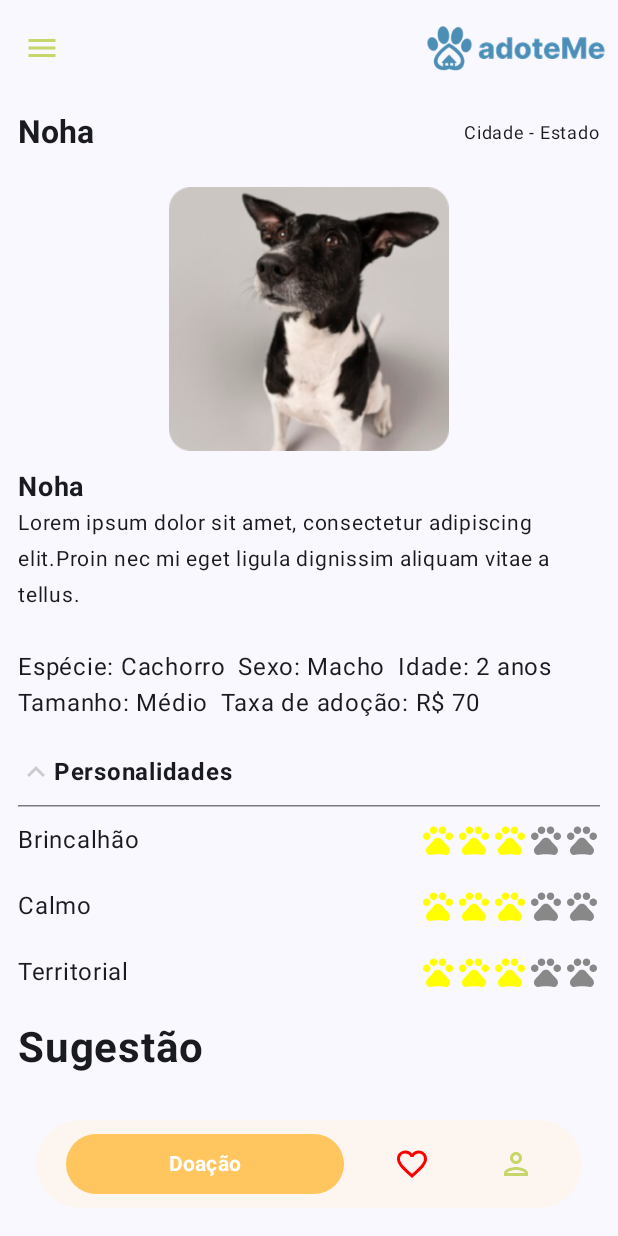
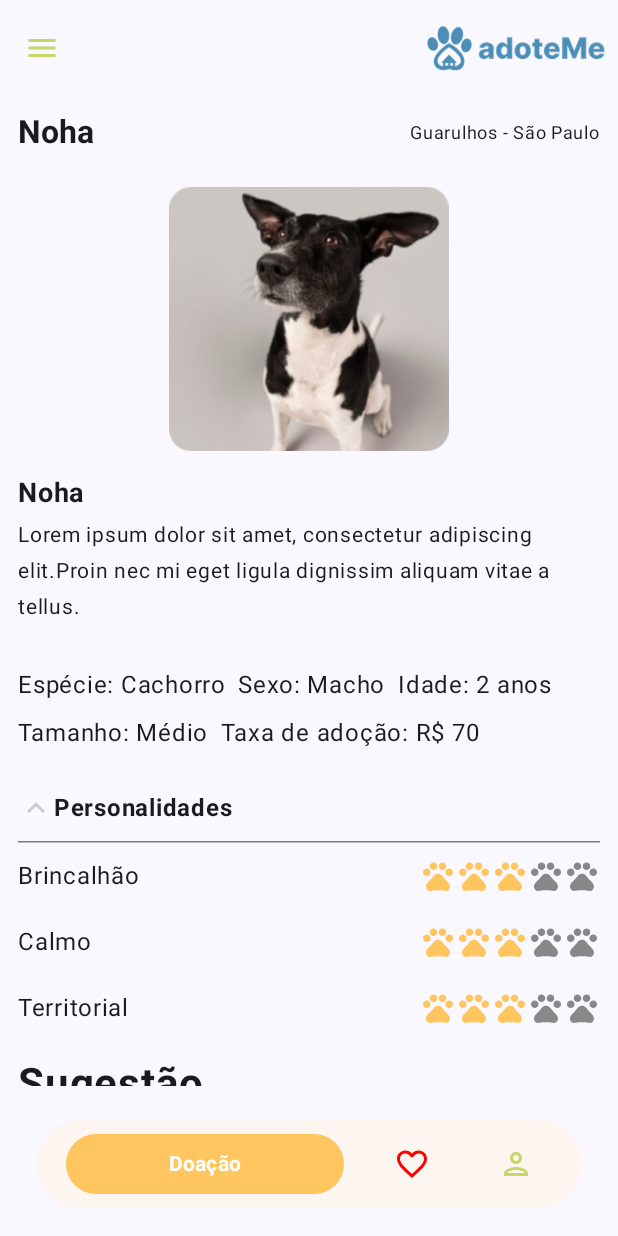
Before and after one commit to adoteme-project/adoteme-app, an Android app built with Jetpack Compose: the PetInfoScreen screen opened through its navigation route, after a tap on "Personalidades", on a phone screen of 412 x 824 dp. Run offline under Robolectric (Android 15) with nearby library versions, the light colour scheme and no system bars.

Commit message:
Modal de adoção

```diff
--- a/app/src/main/java/com/example/adoteme_app/pets/presentation/pet_info_screen/PetInfoScreen.kt
+++ b/app/src/main/java/com/example/adoteme_app/pets/presentation/pet_info_screen/PetInfoScreen.kt
@@ -9,13 +9,18 @@ import androidx.compose.foundation.layout.FlowRow
 import androidx.compose.foundation.layout.Row
 import androidx.compose.foundation.layout.Spacer
 import androidx.compose.foundation.layout.fillMaxHeight
+import androidx.compose.foundation.layout.fillMaxSize
 import androidx.compose.foundation.layout.fillMaxWidth
 import androidx.compose.foundation.layout.height
+import androidx.compose.foundation.layout.heightIn
 import androidx.compose.foundation.layout.padding
 import androidx.compose.foundation.layout.width
+import androidx.compose.foundation.layout.wrapContentSize
 import androidx.compose.foundation.lazy.LazyColumn
+import androidx.compose.foundation.shape.RoundedCornerShape
 import androidx.compose.material3.Button
 import androidx.compose.material3.ButtonColors
+import androidx.compose.material3.Card
 import androidx.compose.material3.ExperimentalMaterial3Api
 import androidx.compose.material3.ModalBottomSheet
 import androidx.compose.material3.Text
@@ -28,10 +33,13 @@ import androidx.compose.runtime.setValue
 import androidx.compose.ui.Alignment
 import androidx.compose.ui.Modifier
 import androidx.compose.ui.graphics.Color
+import androidx.compose.ui.platform.LocalConfiguration
 import androidx.compose.ui.res.painterResource
 import androidx.compose.ui.text.font.FontWeight
+import androidx.compose.ui.text.style.TextAlign
 import androidx.compose.ui.unit.dp
 import androidx.compose.ui.unit.sp
+import androidx.compose.ui.window.Dialog
 import com.example.adoteme_app.R
 import com.example.adoteme_app.pets.utils.components.AccordionPersonality
 import com.example.adoteme_app.pets.utils.components.AccordionSection
@@ -49,25 +57,17 @@ fun PetInfoScreen() {
     var showBottomSheet by remember { mutableStateOf(false) }
 
     val sheetState = rememberModalBottomSheetState(
-        skipPartiallyExpanded = false
+        skipPartiallyExpanded = false,
     )
+    val screenHeight = LocalConfiguration.current.screenHeightDp.dp
+    val minHeight = screenHeight * 0.45f
 
-    val actionColor = Color(
-        red = 255,
-        green = 166,
-        blue = 7
-    )
+    val showModal = remember { mutableStateOf(false) }
 
-    val rejectColor = Color(
-        red = 236,
-        green = 90,
-        blue = 73
-    )
-    val approvalColor = Color(
-        red = 169,
-        green = 185,
-        blue = 73
-    )
+
+    val actionColor = Color(red = 255, green = 166, blue = 7)
+    val rejectColor = Color(red = 236, green = 90, blue = 73)
+    val approvalColor = Color(red = 169, green = 185, blue = 73)
 
 
     LazyColumn(
@@ -86,7 +86,7 @@ fun PetInfoScreen() {
                     fontWeight = FontWeight.Bold
                 )
                 Text(
-                    text = "Cidade - Estado",
+                    text = "Guarulhos - São Paulo",
                     fontSize = 12.sp,
                 )
             }
@@ -106,7 +106,8 @@ fun PetInfoScreen() {
             Text(
                 text = "Noha",
                 fontSize = 18.sp,
-                fontWeight = FontWeight.Bold
+                fontWeight = FontWeight.Bold,
+                lineHeight = 32.sp
             )
         }
 
@@ -127,11 +128,11 @@ fun PetInfoScreen() {
                 modifier = Modifier.padding(vertical = 12.dp),
                 horizontalArrangement = Arrangement.spacedBy(8.dp)
             ) {
-                Text(text = "Espécie: $petEspecie")
-                Text(text = "Sexo: $petSexo")
-                Text(text = "Idade: $petIdade")
-                Text(text = "Tamanho: $petTamanho")
-                Text(text = "Taxa de adoção: $petTaxa")
+                Text(text = "Espécie: $petEspecie", lineHeight = 32.sp)
+                Text(text = "Sexo: $petSexo", lineHeight = 32.sp)
+                Text(text = "Idade: $petIdade", lineHeight = 32.sp)
+                Text(text = "Tamanho: $petTamanho", lineHeight = 32.sp)
+                Text(text = "Taxa de adoção: $petTaxa", lineHeight = 32.sp)
             }
         }
 
@@ -178,9 +179,9 @@ fun PetInfoScreen() {
         item {
             if(showBottomSheet) {
                 ModalBottomSheet(
-                    modifier = Modifier.fillMaxHeight(),
+                    modifier = Modifier.heightIn(min = minHeight),
                     sheetState = sheetState,
-                    onDismissRequest = { showBottomSheet = false}
+                    onDismissRequest = { showBottomSheet = false},
                 ) {
                     Column(
                         modifier = Modifier.fillMaxWidth().padding(21.dp),
@@ -197,7 +198,7 @@ fun PetInfoScreen() {
                                     "Por favor, confirme que você tem certeza e está preparado" +
                                     "para fornecer um lar permanente."
                         )
-                        Spacer(modifier = Modifier.height(12.dp))
+                        Spacer(modifier = Modifier.height(21.dp))
                         Row(
                             modifier = Modifier.fillMaxWidth(),
                             horizontalArrangement = Arrangement.Center,
@@ -209,7 +210,7 @@ fun PetInfoScreen() {
                                     disabledContentColor = Color.Transparent,
                                     disabledContainerColor = Color.LightGray
                                 ),
-                                onClick = {}
+                                onClick = { showBottomSheet = false}
                             ) {
                                 Text(
                                     "Cancelar",
@@ -226,7 +227,7 @@ fun PetInfoScreen() {
                                     disabledContentColor = Color.Transparent,
                                     disabledContainerColor = Color.LightGray
                                 ),
-                                onClick = {}
+                                onClick = { showModal.value = true}
                             ) {
                                 Text(
                                     "Aceitar",
@@ -240,5 +241,36 @@ fun PetInfoScreen() {
                 }
             }
         }
+
+        item {
+            if (showModal.value) {
+                ModalAdocao(setShowModal = {showModal.value = it})
+            }
+        }
     }
 }
+
+@Composable
+fun ModalAdocao(
+    onDismissRequest: () -> Unit = {},
+    setShowModal: (Boolean) -> Unit = {}
+) {
+    Dialog(onDismissRequest = { setShowModal(false) }) {
+        Card (
+            modifier = Modifier
+                .fillMaxWidth()
+                .height(200.dp)
+                .padding(16.dp),
+            shape = RoundedCornerShape(16.dp),
+        ) {
+            Text(
+                text = "Seu interesse em adotar foi registrado! Verifique " +
+                        "a aba “Meus Pets” , na sessão do seu perfil, para atualizações.",
+                modifier = Modifier
+                    .fillMaxSize()
+                    .wrapContentSize(Alignment.Center),
+                textAlign = TextAlign.Center,
+            )
+        }
+    }
+}
--- a/app/src/main/java/com/example/adoteme_app/pets/utils/components/RatingBar.kt
+++ b/app/src/main/java/com/example/adoteme_app/pets/utils/components/RatingBar.kt
@@ -15,12 +15,14 @@ fun RatingBarPersonality(
     currentRating:Int,
     // onRatingSelected: (Int) -> Unit
 ) {
+    val mainColor = Color(red = 255, green = 197, blue = 94)
+
     Row {
         for (i in 1..maxRating) {
             Icon(
                 imageVector = Icons.Default.Pets,
                 contentDescription = "Contador de Personalidade",
-                tint = if (i <= currentRating) Color.Yellow else Color.Gray,
+                tint = if (i <= currentRating) mainColor else Color.Gray,
                 // modifier = Modifier.clickable { onRatingSelected(i) }
             )
         }
```
